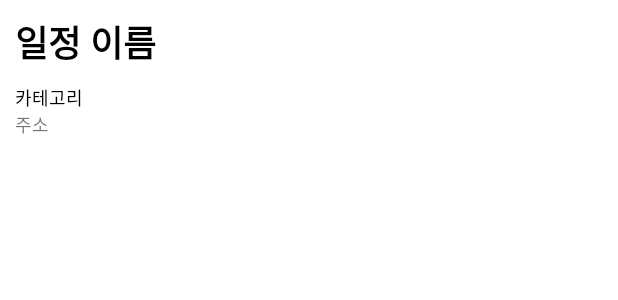
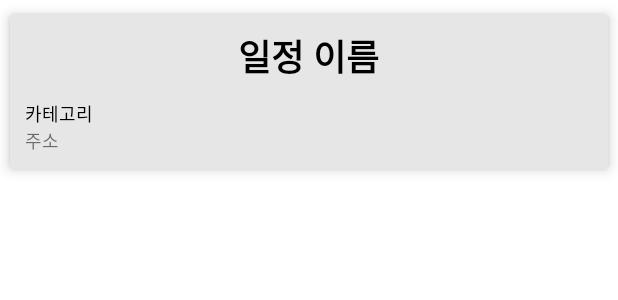
Before and after one commit to fit-trip/client, an Android app: the layout item_search_result.xml on its own in the app's theme, with its tools: preview values and no code run, on a phone screen of 412 x 824 dp. Shown: the top 300 px of the screen. Run offline under Robolectric (Android 15) with nearby library versions, the phone set to English and light mode, and no system bars.

Commit message:
Feat: 장소 검색 결과에 CardUI 적용

```diff
--- a/app/build.gradle
+++ b/app/build.gradle
@@ -62,4 +62,5 @@ dependencies {
 
     implementation fileTree(include: ['*.jar'], dir: 'libs')
     implementation files('libs/libDaumMapAndroid.jar')
+    implementation("androidx.cardview:cardview:1.0.0")
 }
--- a/app/src/main/java/com/example/fittrip/SearchActivity.kt
+++ b/app/src/main/java/com/example/fittrip/SearchActivity.kt
@@ -68,7 +68,7 @@ class SearchActivity : AppCompatActivity() {
                 val recyclerView = binding.searchRecyclerView
                 recyclerView.adapter = SearchResultAdapter(result)
                 recyclerView.layoutManager = LinearLayoutManager(this@SearchActivity)
-                recyclerView.addItemDecoration(DividerItemDecoration(this@SearchActivity, DividerItemDecoration.VERTICAL))
+//                recyclerView.addItemDecoration(DividerItemDecoration(this@SearchActivity, DividerItemDecoration.VERTICAL))
             }
 
 
@@ -87,7 +87,7 @@ class SearchActivity : AppCompatActivity() {
     override fun onCreate(savedInstanceState: Bundle?) {
         super.onCreate(savedInstanceState)
         binding = ActivitySearchBinding.inflate(layoutInflater)
-        searchPlace("신천역")
+//        searchPlace("신천역")
 
         val search_view = binding.searchView
         search_view.setOnQueryTextListener(object : SearchView.OnQueryTextListener {
--- a/app/src/main/java/com/example/fittrip/search/adapter/SearchResultAdapter.kt
+++ b/app/src/main/java/com/example/fittrip/search/adapter/SearchResultAdapter.kt
@@ -27,7 +27,7 @@ class SearchResultAdapter(private val datas: MutableList<SearchResult>): Recycle
         binding.positionCategory.text = datas[position].category
         binding.positionAddress.text = datas[position].roadAddress
 
-        binding.itemScheduleNameRoot.setOnClickListener {
+        binding.positionCardView.setOnClickListener {
             Log.d("ryu", "datas[position].title: ${datas[position].title}")
             Log.d("ryu", "datas[position].latitude: ${datas[position].latitude}")
             Log.d("ryu", "datas[position].longitude: ${datas[position].longitude}")
--- a/app/src/main/res/layout/item_search_result.xml
+++ b/app/src/main/res/layout/item_search_result.xml
@@ -1,21 +1,91 @@
 <?xml version="1.0" encoding="utf-8"?>
 <LinearLayout xmlns:android="http://schemas.android.com/apk/res/android"
+    xmlns:tools="http://schemas.android.com/tools"
     android:id="@+id/item_schedule_root"
     android:orientation="horizontal"
     android:layout_width="match_parent"
     android:layout_height="wrap_content"
-    android:padding="10dp">
+    >
+<!--    <LinearLayout-->
+<!--        android:id="@+id/item_schedule_name_root"-->
+<!--        android:layout_width="0dp"-->
+<!--        android:layout_height="wrap_content"-->
+<!--        android:layout_weight="1"-->
+<!--        android:orientation="vertical">-->
 
-    <LinearLayout
-        android:id="@+id/item_schedule_name_root"
-        android:layout_width="0dp"
+<!--        <LinearLayout-->
+<!--            android:layout_width="wrap_content"-->
+<!--            android:layout_height="wrap_content">-->
+
+<!--            <TextView-->
+<!--                android:id="@+id/text_location_name"-->
+<!--                android:layout_width="wrap_content"-->
+<!--                android:layout_height="wrap_content"-->
+<!--                android:text="일정 이름"-->
+<!--                android:textColor="@color/black"-->
+<!--                android:layout_gravity="center"-->
+<!--                android:textSize="24sp"-->
+<!--                android:textStyle="bold" />-->
+<!--        </LinearLayout>-->
+
+<!--        <LinearLayout-->
+<!--            android:layout_width="match_parent"-->
+<!--            android:layout_height="wrap_content"-->
+<!--            android:layout_marginTop="10dp"-->
+<!--            android:layout_marginBottom="10dp"-->
+<!--            android:orientation="vertical">-->
+
+<!--&lt;!&ndash;            <TextView&ndash;&gt;-->
+<!--&lt;!&ndash;                android:id="@+id/position_lat"&ndash;&gt;-->
+<!--&lt;!&ndash;                android:layout_width="match_parent"&ndash;&gt;-->
+<!--&lt;!&ndash;                android:layout_height="wrap_content"&ndash;&gt;-->
+<!--&lt;!&ndash;                android:text="위도"&ndash;&gt;-->
+<!--&lt;!&ndash;                android:textColor="@color/black"&ndash;&gt;-->
+<!--&lt;!&ndash;                android:textSize="12dp" />&ndash;&gt;-->
+
+<!--&lt;!&ndash;            <TextView&ndash;&gt;-->
+<!--&lt;!&ndash;                android:id="@+id/position_lng"&ndash;&gt;-->
+<!--&lt;!&ndash;                android:layout_width="match_parent"&ndash;&gt;-->
+<!--&lt;!&ndash;                android:layout_height="wrap_content"&ndash;&gt;-->
+<!--&lt;!&ndash;                android:text="경도"&ndash;&gt;-->
+<!--&lt;!&ndash;                android:textColor="@color/black"&ndash;&gt;-->
+<!--&lt;!&ndash;                android:textSize="12dp" />&ndash;&gt;-->
+
+<!--            <TextView-->
+<!--                android:id="@+id/position_category"-->
+<!--                android:layout_width="match_parent"-->
+<!--                android:layout_height="wrap_content"-->
+<!--                android:text="카테고리"-->
+<!--                android:textColor="@color/black"-->
+<!--                android:textSize="12dp" />-->
+
+<!--            <TextView-->
+<!--                android:id="@+id/position_address"-->
+<!--                android:layout_width="wrap_content"-->
+<!--                android:layout_height="wrap_content"-->
+<!--                android:text="주소"-->
+<!--                android:textSize="12dp" />-->
+<!--        </LinearLayout>-->
+<!--    </LinearLayout>-->
+
+    <!-- A CardView that contains a TextView -->
+    <androidx.cardview.widget.CardView
+        xmlns:card_view="http://schemas.android.com/apk/res-auto"
+        android:foreground="?android:attr/selectableItemBackground"
+        android:id="@+id/position_card_view"
+        card_view:cardUseCompatPadding="true"
+        android:layout_gravity="start"
+        android:layout_width="match_parent"
         android:layout_height="wrap_content"
-        android:layout_weight="1"
-        android:orientation="vertical">
-
+        card_view:contentPadding="10sp"
+        card_view:cardCornerRadius="4dp"
+        card_view:cardBackgroundColor="#E6E6E6"
+        card_view:cardElevation="5dp"
+        >
         <LinearLayout
-            android:layout_width="wrap_content"
-            android:layout_height="wrap_content">
+            android:layout_width="match_parent"
+            android:layout_height="wrap_content"
+            android:orientation="vertical">
 
             <TextView
                 android:id="@+id/text_location_name"
@@ -26,31 +96,10 @@
                 android:layout_gravity="center"
                 android:textSize="24sp"
                 android:textStyle="bold" />
-        </LinearLayout>
-
-        <LinearLayout
-            android:layout_width="match_parent"
-            android:layout_height="wrap_content"
-            android:layout_marginTop="10dp"
-            android:layout_marginBottom="10dp"
-            android:orientation="vertical">
-
-<!--            <TextView-->
-<!--                android:id="@+id/position_lat"-->
-<!--                android:layout_width="match_parent"-->
-<!--                android:layout_height="wrap_content"-->
-<!--                android:text="위도"-->
-<!--                android:textColor="@color/black"-->
-<!--                android:textSize="12dp" />-->
-
-<!--            <TextView-->
-<!--                android:id="@+id/position_lng"-->
-<!--                android:layout_width="match_parent"-->
-<!--                android:layout_height="wrap_content"-->
-<!--                android:text="경도"-->
-<!--                android:textColor="@color/black"-->
-<!--                android:textSize="12dp" />-->
-
+            <TextView
+                android:layout_width="match_parent"
+                android:layout_height="11sp">
+            </TextView>
             <TextView
                 android:id="@+id/position_category"
                 android:layout_width="match_parent"
@@ -65,8 +114,11 @@
                 android:layout_height="wrap_content"
                 android:text="주소"
                 android:textSize="12dp" />
+
+
         </LinearLayout>
-    </LinearLayout>
+
+    </androidx.cardview.widget.CardView>
 
 
 
```
